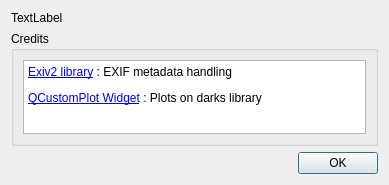
Above: src/gui/forms/aboutDialog.ui from deufrai/astrawdark-src before the change. Below: the same form after it.
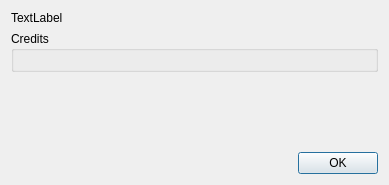
That is the form after the change.

Patch:
```diff
--- a/src/gui/forms/aboutDialog.ui
+++ b/src/gui/forms/aboutDialog.ui
@@ -29,26 +29,7 @@
      <property name="title">
       <string>Credits</string>
      </property>
-     <layout class="QGridLayout" name="gridLayout">
-      <item row="0" column="0">
-       <widget class="QTextBrowser" name="textBrowser">
-        <property name="html">
-         <string>&lt;!DOCTYPE HTML PUBLIC &quot;-//W3C//DTD HTML 4.0//EN&quot; &quot;http://www.w3.org/TR/REC-html40/strict.dtd&quot;&gt;
-&lt;html&gt;&lt;head&gt;&lt;meta name=&quot;qrichtext&quot; content=&quot;1&quot; /&gt;&lt;style type=&quot;text/css&quot;&gt;
-p, li { white-space: pre-wrap; }
-&lt;/style&gt;&lt;/head&gt;&lt;body style=&quot; font-family:'Sans Serif'; font-size:9pt; font-weight:400; font-style:normal;&quot;&gt;
-&lt;p style=&quot; margin-top:12px; margin-bottom:12px; margin-left:0px; margin-right:0px; -qt-block-indent:0; text-indent:0px;&quot;&gt;&lt;a href=&quot;http://www.exiv2.org/&quot;&gt;&lt;span style=&quot; text-decoration: underline; color:#0000ff;&quot;&gt;Exiv2 library&lt;/span&gt;&lt;/a&gt; : EXIF metadata handling&lt;/p&gt;
-&lt;p style=&quot; margin-top:12px; margin-bottom:12px; margin-left:0px; margin-right:0px; -qt-block-indent:0; text-indent:0px;&quot;&gt;&lt;a href=&quot;http://www.qcustomplot.com/&quot;&gt;&lt;span style=&quot; text-decoration: underline; color:#0000ff;&quot;&gt;QCustomPlot Widget&lt;/span&gt;&lt;/a&gt; : Plots on darks library&lt;/p&gt;&lt;/body&gt;&lt;/html&gt;</string>
-        </property>
-        <property name="textInteractionFlags">
-         <set>Qt::LinksAccessibleByKeyboard|Qt::LinksAccessibleByMouse</set>
-        </property>
-        <property name="openExternalLinks">
-         <bool>true</bool>
-        </property>
-       </widget>
-      </item>
-     </layout>
+     <layout class="QGridLayout" name="gridLayout"/>
     </widget>
    </item>
    <item>
```
Left out of the diff: 2 changed lines with no effect on the pictures.
